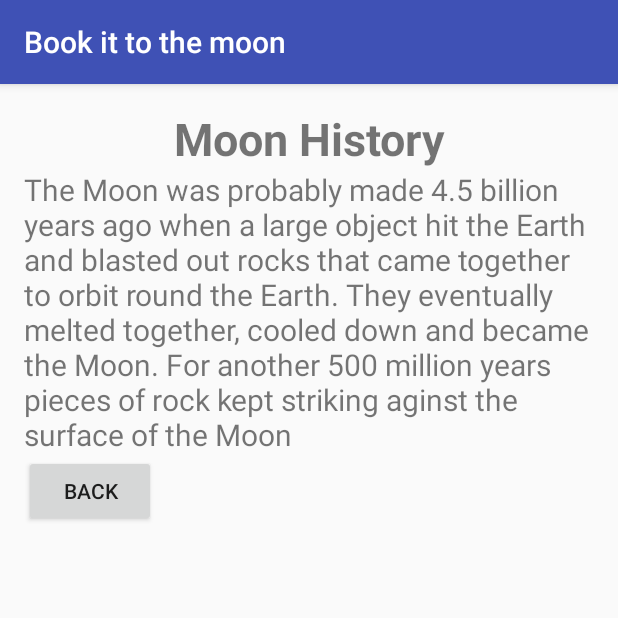
After one commit to Selenitas/Book-it-to-the-Moon, an Android app: the MoonHistoryActivity screen opened directly, with no data from a screen before it, on a phone screen of 412 x 824 dp, the top half of it. The commit adds this screen. Run offline under Robolectric (Android 15) with nearby library versions, the phone set to English and light mode, and no system bars.

Commit message:
Add moon history

```diff
--- a/app/src/main/AndroidManifest.xml
+++ b/app/src/main/AndroidManifest.xml
@@ -19,7 +19,9 @@
                 <category android:name="android.intent.category.LAUNCHER" />
             </intent-filter>
         </activity>
-        <activity android:name=".MainActivity"></activity>
+        <activity android:name=".MainActivity" />
+        <activity android:name=".MoonHistoryActivity" />
+        <activity android:name=".InformationActivity"></activity>
     </application>
 
 </manifest>
--- /dev/null
+++ b/app/src/main/java/com/selenitas/bookittothemoon/MoonHistoryActivity.java
@@ -0,0 +1,13 @@
+package com.selenitas.bookittothemoon;
+
+import android.support.v7.app.AppCompatActivity;
+import android.os.Bundle;
+
+public class MoonHistoryActivity extends AppCompatActivity {
+
+    @Override
+    protected void onCreate(Bundle savedInstanceState) {
+        super.onCreate(savedInstanceState);
+        setContentView(R.layout.activity_moon_history);
+    }
+}
--- /dev/null
+++ b/app/src/main/res/layout/activity_moon_history.xml
@@ -0,0 +1,28 @@
+<?xml version="1.0" encoding="utf-8"?>
+<LinearLayout xmlns:android="http://schemas.android.com/apk/res/android"
+    xmlns:tools="http://schemas.android.com/tools"
+    android:layout_width="match_parent"
+    android:layout_height="match_parent"
+    android:paddingBottom="@dimen/activity_vertical_margin"
+    android:paddingLeft="@dimen/activity_horizontal_margin"
+    android:paddingRight="@dimen/activity_horizontal_margin"
+    android:paddingTop="@dimen/activity_vertical_margin"
+    android:orientation="vertical"
+    tools:context=".MoonHistoryActivity">
+    <TextView
+        android:layout_width="match_parent"
+        android:layout_height="wrap_content"
+        android:textAlignment="center"
+        android:textStyle="bold"
+        android:textSize="30dp"
+        android:text="@string/moon_history_header"/>
+    <TextView
+        android:layout_width="match_parent"
+        android:layout_height="wrap_content"
+        android:textSize="20dp"
+        android:text="@string/moon_history"/>
+    <Button
+        android:layout_width="wrap_content"
+        android:layout_height="wrap_content"
+        android:text="@string/back_buttom"/>
+</LinearLayout>
--- a/app/src/main/res/values/strings.xml
+++ b/app/src/main/res/values/strings.xml
@@ -9,7 +9,16 @@
     <string name="galery_buttom">Galery</string>
     <string name="favourites_buttom">Favourites</string>
     <string name="options_buttom">Options</string>
+    <string name="back_buttom">Back</string>
+    <string name="funny_facts_button">Funny Facts</string>
+    <string name="history_button">History</string>
 
+    <string name="moon_history">
+        The Moon was probably made 4.5 billion years ago when a large object
+        hit the Earth and blasted out rocks that came together to orbit round the Earth.
+        They eventually melted together, cooled down and became the Moon.
+        For another 500 million years pieces of rock kept striking aginst the surface of the Moon
+    </string>
 
-
+    <string name="moon_history_header">Moon History</string>
 </resources>
```
Also changed, not shown: app/src/main/java/com/selenitas/bookittothemoon/InformationActivity.java (added, +13 -0 lines), app/src/main/res/layout/activity_information.xml (added, +44 -0 lines).
